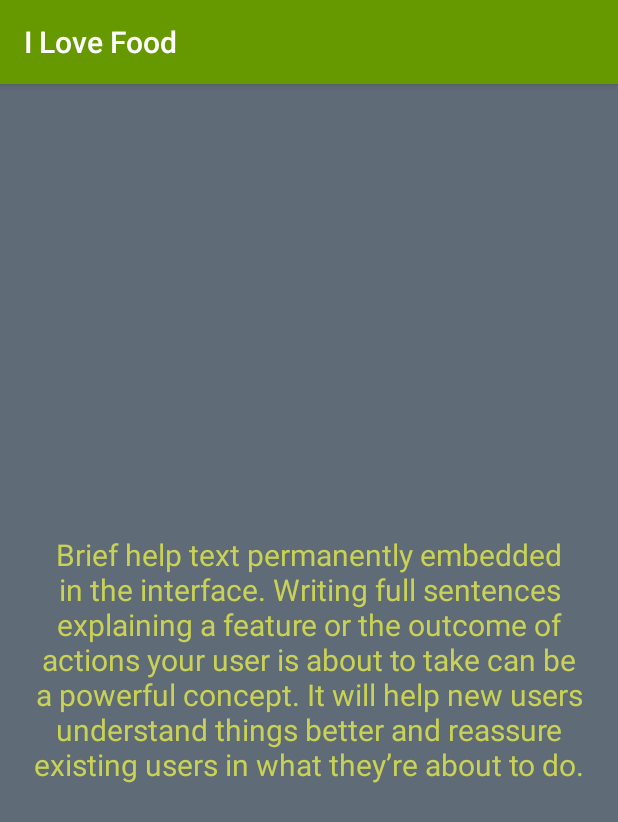
After one commit to zohreabbasi/ILoveFood, an Android app: the fragment HelpFragment shown on its own in the app's theme, on a phone screen of 412 x 824 dp. The commit adds this screen. Shown: the top 822 px of the screen. Run offline under Robolectric (Android 15) with nearby library versions, the phone set to English and light mode, and no system bars; 1 statement that could not run was skipped.

Commit message:
Part #13 ViewPager

```diff
--- a/app/build.gradle
+++ b/app/build.gradle
@@ -25,7 +25,8 @@ dependencies {
         exclude group: 'com.android.support', module: 'support-annotations'
     })
     compile 'com.android.support:appcompat-v7:25.3.1'
-    compile 'com.android.support:support-v4:25.3.1'
+
+    compile 'com.android.support:support-v13:25.3.1'
     compile 'com.android.support.constraint:constraint-layout:1.0.2'
     testCompile 'junit:junit:4.12'
 }
--- /dev/null
+++ b/app/src/main/java/com/poplar/isun/Fragment/HelpFragment.java
@@ -0,0 +1,41 @@
+package com.poplar.isun.Fragment;
+
+import android.app.Fragment;
+import android.app.FragmentManager;
+import android.os.Bundle;
+import android.support.annotation.Nullable;
+import android.view.LayoutInflater;
+import android.view.View;
+import android.view.ViewGroup;
+import android.widget.TextView;
+
+import com.poplar.isun.ilovefood.R;
+
+/**
+ * Created by isun on 7/25/2017.
+ */
+
+public class HelpFragment extends Fragment {
+    private static final String KEY_POSITION ="POSITION";
+    String[] Contents ;
+
+    public static HelpFragment newInstance(int position){
+        HelpFragment frg = new HelpFragment();
+        Bundle b = new Bundle();
+        b.putInt(KEY_POSITION,position);
+
+        frg.setArguments(b);
+        return  frg;
+    }
+
+    @Override
+    public View onCreateView(LayoutInflater inflater,ViewGroup container, Bundle savedInstanceState) {
+        View view = inflater.inflate(R.layout.fragment_text_help,container,false);
+        TextView text = (TextView) view.findViewById(R.id.txt_help);
+        int position = getArguments().getInt(KEY_POSITION,-1);
+        Contents = getResources().getStringArray(R.array.contents_help_array);
+
+        text.setText(Contents[position]);
+        return view;
+    }
+}
--- /dev/null
+++ b/app/src/main/res/layout/fragment_text_help.xml
@@ -0,0 +1,19 @@
+<?xml version="1.0" encoding="utf-8"?>
+<LinearLayout xmlns:android="http://schemas.android.com/apk/res/android"
+    android:layout_width="match_parent"
+    android:layout_height="match_parent"
+    android:background="@color/colorGray"
+    >
+    <TextView
+        android:layout_width="match_parent"
+        android:layout_height="match_parent"
+        android:text="@string/app_name"
+        android:gravity="center"
+        android:textSize="20sp"
+        android:id="@+id/txt_help"
+        android:layout_margin="15dp"
+        android:textColor="@color/colorLightGreen"
+
+        />
+
+</LinearLayout>
--- a/app/src/main/res/values/colors.xml
+++ b/app/src/main/res/values/colors.xml
@@ -3,5 +3,7 @@
     <color name="colorPrimary">#669900</color>
     <color name="colorPrimaryDark">#869000</color>
     <color name="colorAccent">#275910</color>
-    <color name="colorLightGreen">#e4e5d0</color>
+    <color name="colorLightGreen">#C9D255</color>
+    <color name="colorGray">#5F6B77</color>
+    <color name="colorWhite">#FFFFFF</color>
 </resources>
--- a/app/src/main/res/values/strings.xml
+++ b/app/src/main/res/values/strings.xml
@@ -48,6 +48,16 @@
         <item>Adults (25&#8211;64 years)</item>
         <item>Seniors (65 years and over)</item>
     </string-array>
+    <string-array name="contents_help_array">
+        <item>Brief help text permanently embedded in the interface. Writing full sentences explaining a feature or the outcome of actions your user is about to take can be a powerful concept. It will help new users understand things better and reassure existing users in what they’re about to do.</item>
+        <item>Surprisingly many websites and web applications nowadays have extremely short labels with no explanations next to their form fields. Unless you intrinsically understand the feature, you’re lost. With embedded instructions you replace the “Name” label of your form with “Name the project”, and perhaps you even add an example or two as well (see above screenshot). This guides the user through the screen.</item>
+        <item>This is of course a balancing act. When dealing with simple screens and features that are used frequently (e.g. adding a to-do item to a task manager), embedded help may be overkill. However, for screens that aren’t used frequently and features that aren’t necessarily intuitive, embedded help can be a great choice.</item>
+    </string-array>
+    <string-array name="titles_help_array">
+        <item>Step 1</item>
+        <item>Step 2 </item>
+        <item>Step 3 </item>
+    </string-array>
 
     <string name="multi_pane">Multi Pane</string>
     <string name="main_pane">Main Pane</string>
```
Also changed, not shown: app/src/main/AndroidManifest.xml (+8 -5 lines), app/src/main/java/com/poplar/isun/ilovefood/HelpActivity.java (added, +50 -0 lines), app/src/main/res/layout/activity_help.xml (added, +14 -0 lines).
